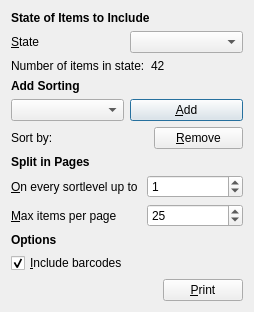
The window that printchecklistdialog.ui (RoskildeSkiklub/ssfh) describes before a commit, drawn with Qt 5.
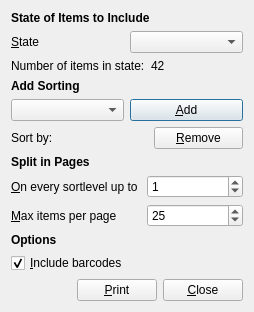
The same window after the commit.

Commit message: Renamed to close button

Patch:
```diff
--- a/printchecklistdialog.ui
+++ b/printchecklistdialog.ui
@@ -236,6 +236,13 @@
        </property>
       </widget>
      </item>
+     <item>
+      <widget class="QPushButton" name="input_close_pushButton">
+       <property name="text">
+        <string>&amp;Close</string>
+       </property>
+      </widget>
+     </item>
     </layout>
    </item>
   </layout>
```
The commit also changes 2 other files.
